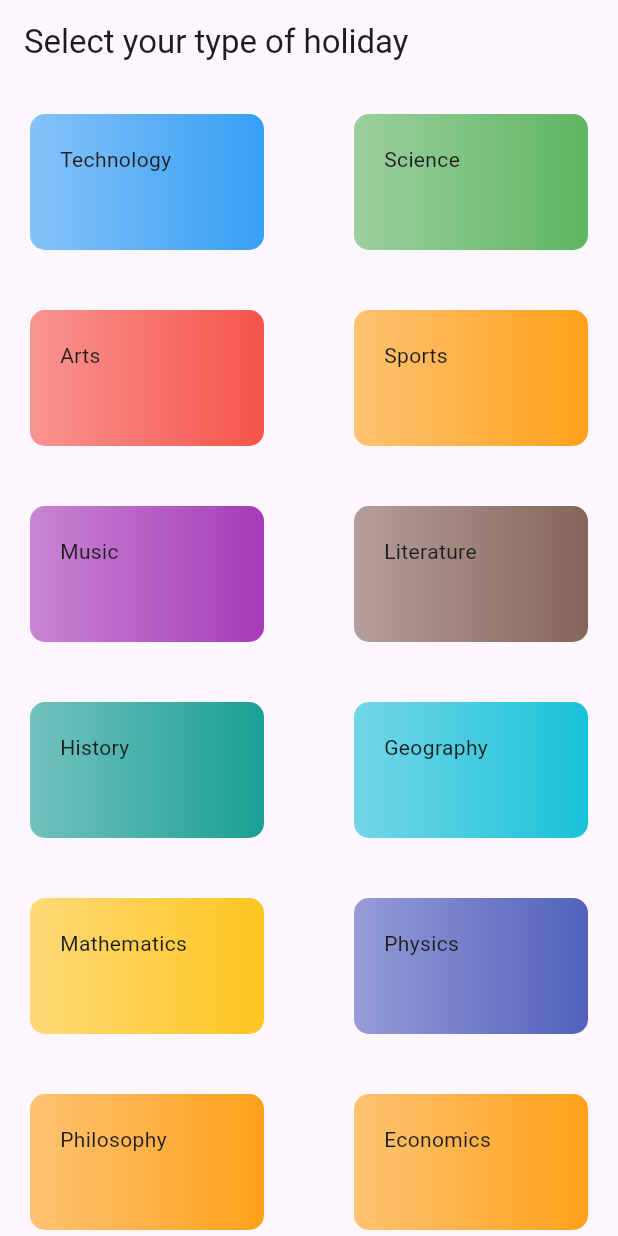
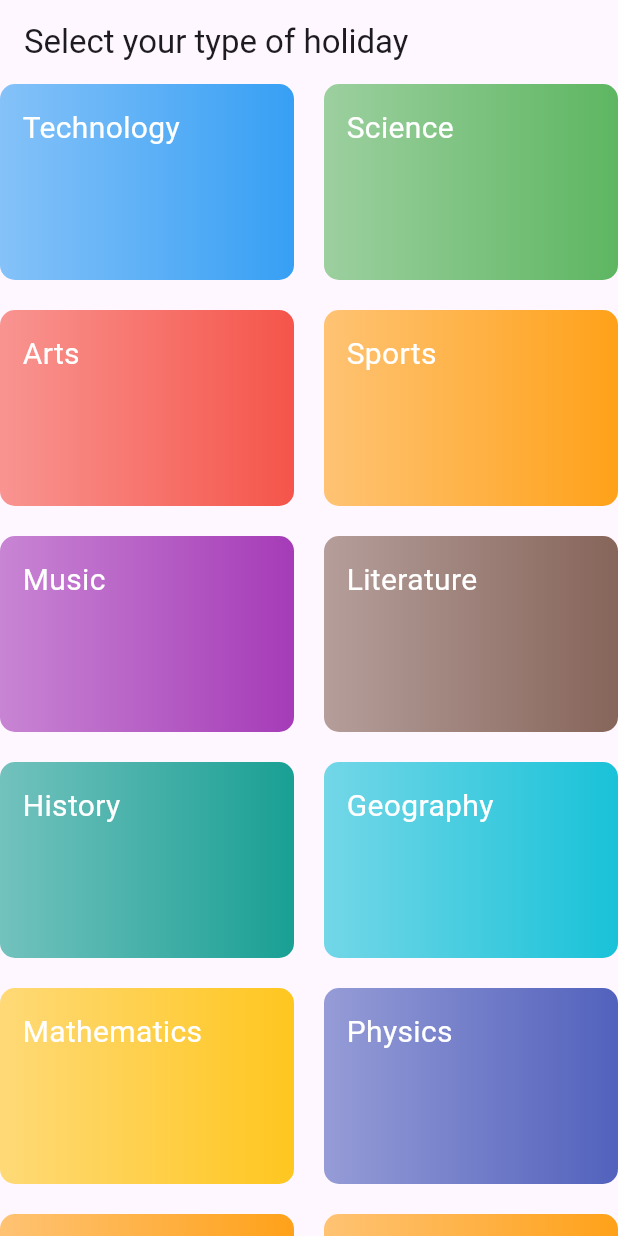
Before and after one commit to claudiogiaretta/Flutter, a Flutter app: the CategoriesScreen screen opened directly, on a phone screen of 412 x 824 dp. Run offline on Flutter 3.47's test engine with Material 3 defaults, Android fonts, the phone set to English and light mode, and no system bars; our stand-ins replace google_fonts.

Commit message:
fixed style

```diff
--- a/flutter_training_apps/lib/holiday_app/screens/categories.dart
+++ b/flutter_training_apps/lib/holiday_app/screens/categories.dart
@@ -16,10 +16,10 @@ class CategoriesScreen extends StatelessWidget {
       ),
       body: GridView(
         gridDelegate: const SliverGridDelegateWithFixedCrossAxisCount(
-          crossAxisCount: 2,
-          childAspectRatio: 3 / 2,
-          crossAxisSpacing: 20,
-        ),
+            crossAxisCount: 2,
+            childAspectRatio: 3 / 2,
+            crossAxisSpacing: 20,
+            mainAxisSpacing: 20),
         children: [
           ...categories.map((category) {
             return Categoryitem(category);
--- a/flutter_training_apps/lib/holiday_app/widgets/categoryItem.dart
+++ b/flutter_training_apps/lib/holiday_app/widgets/categoryItem.dart
@@ -8,16 +8,24 @@ class Categoryitem extends StatelessWidget {
 
   @override
   Widget build(BuildContext context) {
-    return Container(
-      padding: const EdgeInsets.all(20),
-      margin: const EdgeInsets.all(20),
+    return InkWell(
+      onTap: () {},
+      child: Container(
+        padding: const EdgeInsets.all(15),
         decoration: BoxDecoration(
             borderRadius: BorderRadius.circular(10),
             gradient: LinearGradient(colors: [
               category.color.withOpacity(0.55),
               category.color.withOpacity(0.9),
             ])),
-      child: Text(category.title),
+        child: Text(
+          category.title,
+          style: const TextStyle(
+            fontSize: 20,
+            color: Colors.white,
+          ),
+        ),
+      ),
     );
   }
 }
```
Lines whose indentation alone changed are shown as unchanged.
